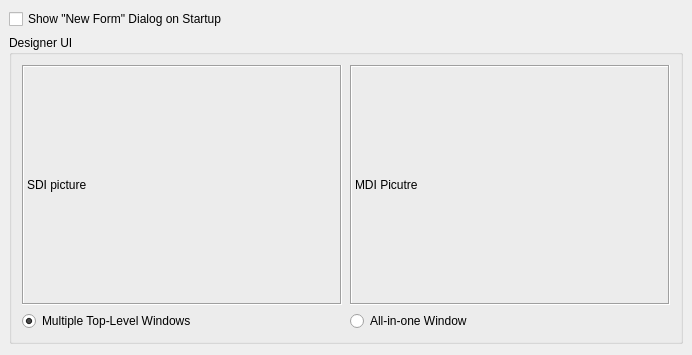
Old version of the form tools/designer/src/designer/designer_preferences.ui in the repository arnt/qt-history2.
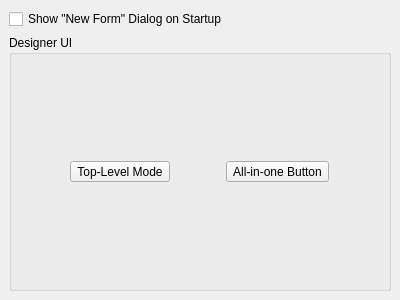
New version of the form.

Commit message:
p4i integration Integrate 170709 from 4.0 to main: Fixes:    Designer fixes with Matthias Task:     none RevBy:    Matthias AutoTest: none Details: Fix up the window menu as per Matthias comments and make sure that we set the maintain the proper active window in the Window menu. Also fix up the designer preferences so that we just have a nice button to click on.
[git-p4: depot-paths = "//depot/qt/main/": change = 170710]

Patch:
```diff
--- a/tools/designer/src/designer/designer_preferences.ui
+++ b/tools/designer/src/designer/designer_preferences.ui
@@ -11,8 +11,8 @@
    <rect>
     <x>0</x>
     <y>0</y>
-    <width>690</width>
-    <height>355</height>
+    <width>400</width>
+    <height>300</height>
    </rect>
   </property>
   <property name="windowTitle" >
@@ -37,8 +37,8 @@
       <rect>
        <x>9</x>
        <y>9</y>
-       <width>672</width>
-       <height>22</height>
+       <width>382</width>
+       <height>20</height>
       </rect>
      </property>
      <property name="text" >
@@ -54,9 +54,9 @@
      <property name="geometry" >
       <rect>
        <x>9</x>
-       <y>37</y>
-       <width>672</width>
-       <height>303</height>
+       <y>35</y>
+       <width>382</width>
+       <height>256</height>
       </rect>
      </property>
      <property name="title" >
@@ -84,61 +84,35 @@
          <number>6</number>
         </property>
         <item>
-         <widget class="QLabel" name="lblSDI" >
+         <widget class="QToolButton" name="sdiButton" >
           <property name="objectName" >
            <string notr="true" >lblSDI</string>
           </property>
           <property name="geometry" >
            <rect>
             <x>1</x>
-            <y>1</y>
-            <width>320</width>
-            <height>240</height>
+            <y>44</y>
+            <width>171</width>
+            <height>127</height>
            </rect>
           </property>
-          <property name="sizePolicy" >
-           <sizepolicy>
-            <hsizetype>0</hsizetype>
-            <vsizetype>0</vsizetype>
-            <horstretch>0</horstretch>
-            <verstretch>0</verstretch>
-           </sizepolicy>
+          <property name="text" >
+           <string>Top-Level Mode</string>
           </property>
-          <property name="minimumSize" >
+          <property name="checkable" >
+           <bool>true</bool>
+          </property>
+          <property name="autoExclusive" >
+           <bool>true</bool>
+          </property>
+          <property name="toolButtonStyle" >
+           <enum>Qt::ToolButtonTextUnderIcon</enum>
+          </property>
+          <property name="iconSize" >
            <size>
-            <width>320</width>
-            <height>240</height>
+            <width>160</width>
+            <height>100</height>
            </size>
-          </property>
-          <property name="frameShape" >
-           <enum>QFrame::Box</enum>
-          </property>
-          <property name="frameShadow" >
-           <enum>QFrame::Sunken</enum>
-          </property>
-          <property name="text" >
-           <string>SDI picture</string>
-          </property>
-         </widget>
-        </item>
-        <item>
-         <widget class="QRadioButton" name="optSDI" >
-          <property name="objectName" >
-           <string notr="true" >optSDI</string>
-          </property>
-          <property name="geometry" >
-           <rect>
-            <x>1</x>
-            <y>247</y>
-            <width>320</width>
-            <height>22</height>
-           </rect>
-          </property>
-          <property name="text" >
-           <string>Multiple Top-Level Windows</string>
-          </property>
-          <property name="checked" >
-           <bool>true</bool>
           </property>
          </widget>
         </item>
@@ -156,58 +130,35 @@
          <number>6</number>
         </property>
         <item>
-         <widget class="QLabel" name="lblMDI" >
+         <widget class="QToolButton" name="mdiButton" >
           <property name="objectName" >
            <string notr="true" >lblMDI</string>
           </property>
           <property name="geometry" >
            <rect>
             <x>1</x>
-            <y>1</y>
-            <width>320</width>
-            <height>240</height>
+            <y>44</y>
+            <width>171</width>
+            <height>127</height>
            </rect>
           </property>
-          <property name="sizePolicy" >
-           <sizepolicy>
-            <hsizetype>0</hsizetype>
-            <vsizetype>0</vsizetype>
-            <horstretch>0</horstretch>
-            <verstretch>0</verstretch>
-           </sizepolicy>
+          <property name="text" >
+           <string>All-in-one Button</string>
           </property>
-          <property name="minimumSize" >
+          <property name="checkable" >
+           <bool>true</bool>
+          </property>
+          <property name="autoExclusive" >
+           <bool>true</bool>
+          </property>
+          <property name="toolButtonStyle" >
+           <enum>Qt::ToolButtonTextUnderIcon</enum>
+          </property>
+          <property name="iconSize" >
            <size>
-            <width>320</width>
-            <height>240</height>
+            <width>160</width>
+            <height>100</height>
            </size>
-          </property>
-          <property name="frameShape" >
-           <enum>QFrame::Box</enum>
-          </property>
-          <property name="frameShadow" >
-           <enum>QFrame::Sunken</enum>
-          </property>
-          <property name="text" >
-           <string>MDI Picutre</string>
-          </property>
-         </widget>
-        </item>
-        <item>
-         <widget class="QRadioButton" name="optMDI" >
-          <property name="objectName" >
-           <string notr="true" >optMDI</string>
-          </property>
-          <property name="geometry" >
-           <rect>
-            <x>1</x>
-            <y>247</y>
-            <width>320</width>
-            <height>22</height>
-           </rect>
-          </property>
-          <property name="text" >
-           <string>All-in-one Window</string>
           </property>
          </widget>
         </item>
@@ -216,30 +167,6 @@
      </layout>
     </widget>
    </item>
-   <item>
-    <spacer>
-     <property name="objectName" >
-      <string notr="true" >verticalSpacer</string>
-     </property>
-     <property name="geometry" >
-      <rect>
-       <x>9</x>
-       <y>346</y>
-       <width>672</width>
-       <height>0</height>
-      </rect>
-     </property>
-     <property name="orientation" >
-      <enum>Qt::Vertical</enum>
-     </property>
-     <property name="sizeHint" >
-      <size>
-       <width>0</width>
-       <height>0</height>
-      </size>
-     </property>
-    </spacer>
-   </item>
   </layout>
  </widget>
  <pixmapfunction></pixmapfunction>
```
Left out of the diff: 4 changed lines with no effect on the pictures. The commit also changes 7 other files.
